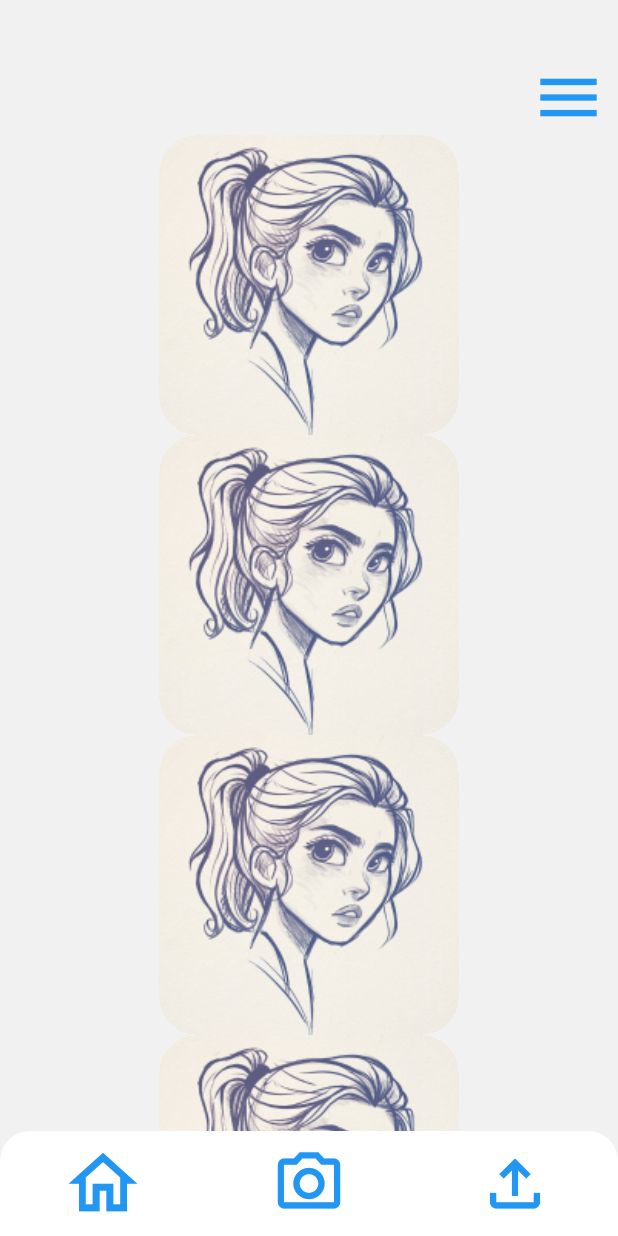
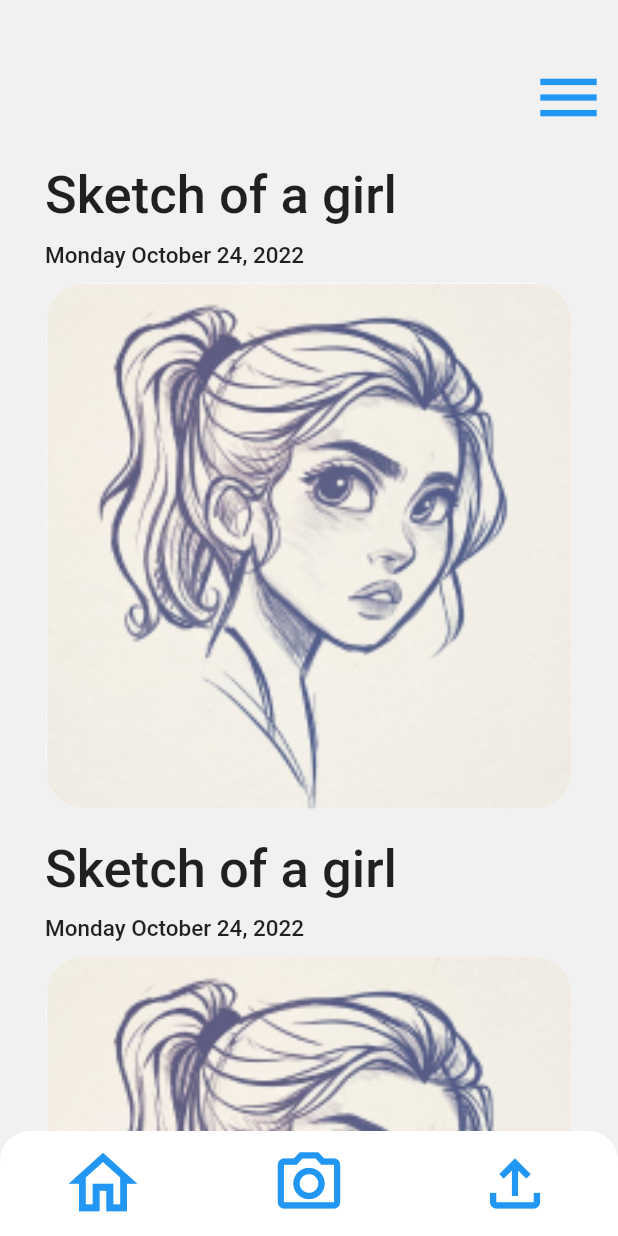
Before and after one commit to hMRZQ21/Nusketch, a Flutter app: the screen it shows after launch, on a phone screen of 412 x 824 dp. Run offline on Flutter 3.47's test engine with Material 2 defaults, Android fonts, the phone set to English and light mode, and no system bars; our stand-ins replace get.

Commit message:
added template for mockup app

```diff
--- a/lib/home/body.dart
+++ b/lib/home/body.dart
@@ -14,17 +14,38 @@ class _bodyViewState extends State<bodyView> {
   @override
   Widget build(BuildContext context) {
     return Container(
-        height: 1000,
+        height: 2300,
         child: ListView.builder(
             physics: const NeverScrollableScrollPhysics(),
             itemCount: 5,
             itemBuilder: (context, index) {
               return Column(
                 children: [
-                  Container(),
+                  Align(
+                    alignment: Alignment.topLeft,
+                    child: Container(
+                      margin: EdgeInsets.only(top: 20, left: 30, bottom: 10),
+                      child: const Text(
+                        'Sketch of a girl',
+                        style: TextStyle(
+                            fontSize: 35, fontWeight: FontWeight.w500),
+                      ),
+                    ),
+                  ),
+                  Align(
+                    alignment: Alignment.topLeft,
+                    child: Container(
+                      margin: EdgeInsets.only(left: 30, bottom: 10),
+                      child: const Text(
+                        'Monday October 24, 2022',
+                        style: TextStyle(
+                            fontSize: 15, fontWeight: FontWeight.w500),
+                      ),
+                    ),
+                  ),
                   Container(
-                    width: 200,
-                    height: 200,
+                    width: 350,
+                    height: 350,
                     decoration: BoxDecoration(
                       borderRadius: BorderRadius.circular(25),
                       color: Colors.white,
```
